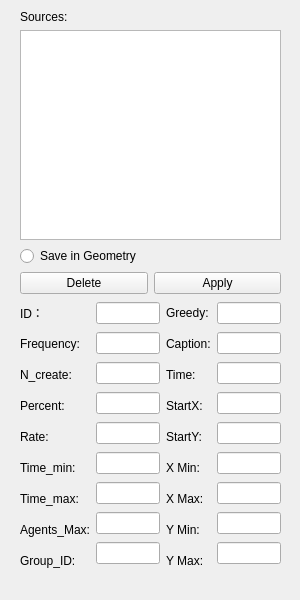
JuPedSim/jpseditor, file forms/sourcewidget.ui: the form before one commit.
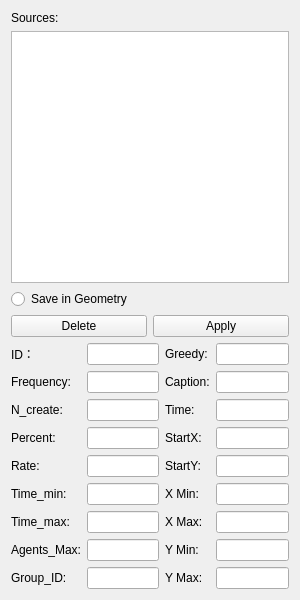
The form after the commit.

The edit to the form file:
```diff
--- a/forms/sourcewidget.ui
+++ b/forms/sourcewidget.ui
@@ -11,7 +11,7 @@
    </rect>
   </property>
   <property name="sizePolicy">
-   <sizepolicy hsizetype="Minimum" vsizetype="Minimum">
+   <sizepolicy hsizetype="Preferred" vsizetype="Preferred">
     <horstretch>0</horstretch>
     <verstretch>0</verstretch>
    </sizepolicy>
@@ -31,15 +31,8 @@
   <property name="windowTitle">
    <string>Form</string>
   </property>
-  <widget class="QWidget" name="">
-   <property name="geometry">
-    <rect>
-     <x>20</x>
-     <y>10</y>
-     <width>261</width>
-     <height>284</height>
-    </rect>
-   </property>
+  <layout class="QVBoxLayout" name="verticalLayout_6">
+   <item>
    <layout class="QVBoxLayout" name="verticalLayout_5">
     <item>
      <widget class="QLabel" name="sourcesLabel">
@@ -77,16 +70,8 @@
      </layout>
     </item>
    </layout>
-  </widget>
-  <widget class="QWidget" name="">
-   <property name="geometry">
-    <rect>
-     <x>20</x>
-     <y>300</y>
-     <width>261</width>
-     <height>273</height>
-    </rect>
-   </property>
+   </item>
+   <item>
    <layout class="QHBoxLayout" name="horizontalLayout">
     <item>
      <layout class="QVBoxLayout" name="verticalLayout">
@@ -339,7 +324,8 @@
      </layout>
     </item>
    </layout>
-  </widget>
+   </item>
+  </layout>
  </widget>
  <resources/>
  <connections/>
```
Lines whose indentation alone changed are shown as unchanged.
